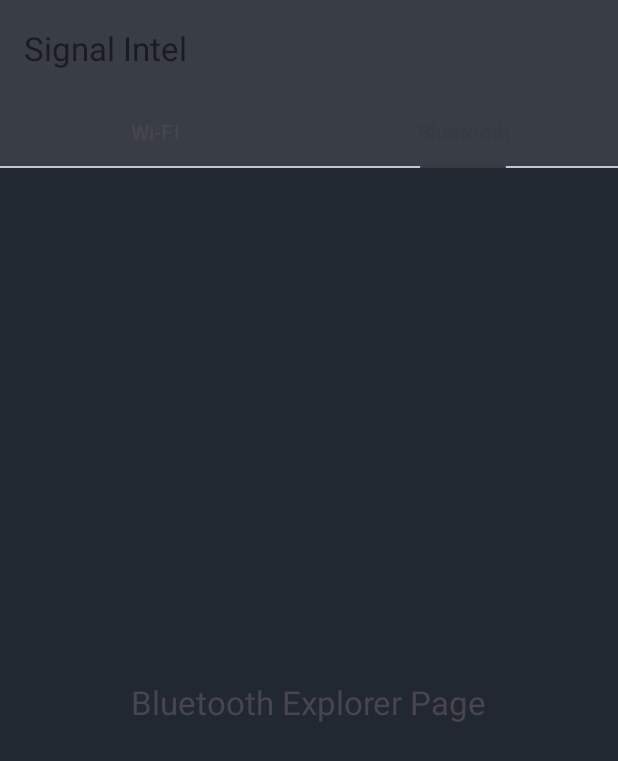
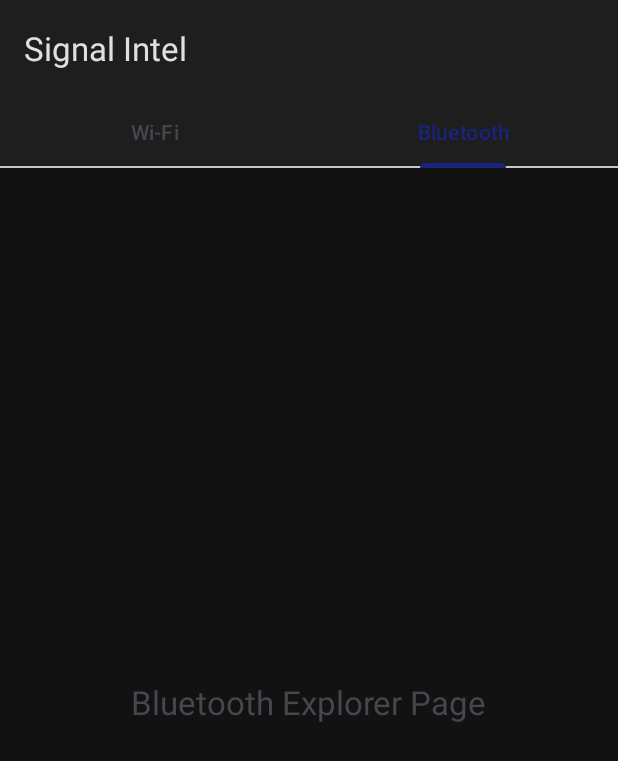
Before and after one commit to shobha-ai/Signal-Intel, an Android app: the screen it shows after launch (MainActivity), tab 2 chosen, on a phone screen of 412 x 824 dp. Shown: the top 761 px of the screen. Run offline under Robolectric (Android 15) with nearby library versions, the phone set to English and light mode, and no system bars.

Commit message:
wifi work

```diff
--- a/app/build.gradle
+++ b/app/build.gradle
@@ -1,5 +1,3 @@
-// app/build.gradle - CORRECTED AND COMPLETE
-
 plugins {
     id 'com.android.application'
 }
@@ -31,6 +29,8 @@ dependencies {
     implementation 'androidx.appcompat:appcompat:1.6.1'
     implementation 'com.google.android.material:material:1.11.0'
     implementation 'androidx.fragment:fragment:1.6.2'
-    // Add this line for RecyclerView support
     implementation 'androidx.recyclerview:recyclerview:1.3.2'
+
+    // Add this line for the Activity Result API
+    implementation 'androidx.activity:activity:1.8.0'
 }
--- a/app/src/main/java/dev/cosmic/signalintel/WifiFragment.java
+++ b/app/src/main/java/dev/cosmic/signalintel/WifiFragment.java
@@ -1,38 +1,84 @@
 package dev.cosmic.signalintel;
 
+import android.Manifest;
+import android.content.pm.PackageManager;
 import android.os.Bundle;
 import android.view.LayoutInflater;
 import android.view.View;
 import android.view.ViewGroup;
+import android.widget.ProgressBar;
+import android.widget.Toast;
+
+import androidx.activity.result.ActivityResultLauncher;
+import androidx.activity.result.contract.ActivityResultContracts;
 import androidx.annotation.NonNull;
 import androidx.annotation.Nullable;
+import androidx.core.content.ContextCompat;
 import androidx.fragment.app.Fragment;
 import androidx.recyclerview.widget.LinearLayoutManager;
 import androidx.recyclerview.widget.RecyclerView;
+
+import com.google.android.material.floatingactionbutton.FloatingActionButton;
+
 import java.util.ArrayList;
-import java.util.List;
 
 public class WifiFragment extends Fragment {
+
+    private WifiAdapter adapter;
+    private ProgressBar progressBar;
+
+    // This is the modern way to handle permission requests.
+    // We register a callback for the permission result.
+    private final ActivityResultLauncher<String> requestPermissionLauncher =
+            registerForActivityResult(new ActivityResultContracts.RequestPermission(), isGranted -> {
+                if (isGranted) {
+                    // Permission is granted. Continue the action.
+                    startWifiScan();
+                } else {
+                    // Explain to the user that the feature is unavailable.
+                    Toast.makeText(getContext(), "Permission denied. Wi-Fi scanning is unavailable.", Toast.LENGTH_LONG).show();
+                }
+            });
 
     @Nullable
     @Override
     public View onCreateView(@NonNull LayoutInflater inflater, @Nullable ViewGroup container, @Nullable Bundle savedInstanceState) {
         View view = inflater.inflate(R.layout.fragment_wifi, container, false);
         RecyclerView recyclerView = view.findViewById(R.id.wifi_recycler_view);
+        progressBar = view.findViewById(R.id.progress_bar);
+        FloatingActionButton fabScan = view.findViewById(R.id.fab_scan);
+
         recyclerView.setLayoutManager(new LinearLayoutManager(getContext()));
+        // Start with an empty list.
+        adapter = new WifiAdapter(new ArrayList<>());
+        recyclerView.setAdapter(adapter);
 
-        // Create sample data to show in our list for now.
-        List<WifiNetwork> sampleNetworks = new ArrayList<>();
-        sampleNetworks.add(new WifiNetwork("My Home Wi-Fi", -45, "WPA2"));
-        sampleNetworks.add(new WifiNetwork("Coffee Shop Guest", -62, "Open"));
-        sampleNetworks.add(new WifiNetwork("NeighborNet_5G", -78, "WPA2"));
-        sampleNetworks.add(new WifiNetwork("OfficeLAN", -33, "WPA2"));
-        sampleNetworks.add(new WifiNetwork("Another Network", -55, "WPA3"));
-
-        // Create and set the adapter.
-        WifiAdapter adapter = new WifiAdapter(sampleNetworks);
-        recyclerView.setAdapter(adapter);
+        // Set up the click listener for our scan button.
+        fabScan.setOnClickListener(v -> handleScanButtonClick());
 
         return view;
     }
+
+    private void handleScanButtonClick() {
+        // Check if the app already has the required permission.
+        if (ContextCompat.checkSelfPermission(
+                requireContext(), Manifest.permission.ACCESS_FINE_LOCATION) ==
+                PackageManager.PERMISSION_GRANTED) {
+            // You have permission, so you can start the scan.
+            startWifiScan();
+        } else {
+            // You don't have permission, so you request it.
+            // The result will be handled by the callback we registered above.
+            requestPermissionLauncher.launch(Manifest.permission.ACCESS_FINE_LOCATION);
+        }
+    }
+
+    private void startWifiScan() {
+        // This is where the actual scanning logic will go.
+        // For now, we'll just show the progress bar and a message.
+        progressBar.setVisibility(View.VISIBLE);
+        Toast.makeText(getContext(), "Scanning for Wi-Fi networks...", Toast.LENGTH_SHORT).show();
+
+        // In the next step, we will replace this with real scanning code.
+    }
 }
--- a/app/src/main/res/values/colors.xml
+++ b/app/src/main/res/values/colors.xml
@@ -1,20 +1,21 @@
 <?xml version="1.0" encoding="utf-8"?>
 <resources>
-    <!-- Primary brand color (for the toolbar) -->
-    <color name="primary">#373a40</color>
-    <!-- A lighter variant of the primary color -->
-    <color name="primary_variant">#686d76</color>
-    <!-- Accent color (for highlights, indicators, etc.) -->
-    <color name="accent">#1d5d90</color>
+    <!-- A deep, modern blue for primary surfaces like the toolbar -->
+    <color name="primary_dark">#1A237E</color>
+    <!-- A slightly lighter blue for variation -->
+    <color name="primary_variant_dark">#283593</color>
+    <!-- A vibrant teal for accents, like the tab indicator -->
+    <color name="accent_teal">#00BCD4</color>
 
-    <!-- App background color -->
-    <color name="background">#222831</color>
-    <!-- Surface color (for cards, dialogs, etc.) -->
-    <color name="surface">#393e46</color>
+    <!-- The main background of the app -->
+    <color name="background_dark">#121212</color>
+    <!-- The color of the cards that our list items will sit on -->
+    <color name="surface_dark">#1E1E1E</color>
 
-    <!-- Text colors -->
-    <color name="text_primary">#eeeeee</color>
-    <color name="text_secondary">#bdbdbd</color>
+    <!-- High-emphasis text, almost white for clarity -->
+    <color name="text_primary_dark">#E0E0E0</color>
+    <!-- Lower-emphasis text, a softer gray -->
+    <color name="text_secondary_dark">#B0BEC5</color>
 
     <!-- Standard colors -->
     <color name="white">#FFFFFF</color>
--- a/app/src/main/res/values/themes.xml
+++ b/app/src/main/res/values/themes.xml
@@ -1,24 +1,25 @@
 <?xml version="1.0" encoding="utf-8"?>
 <resources>
-    <!-- Base application theme. -->
     <style name="Theme.SignalIntel" parent="Theme.Material3.DayNight.NoActionBar">
-        <!-- Customize your theme here. -->
-
         <!-- Primary brand color. -->
-        <item name="colorPrimary">@color/primary</item>
-        <item name="colorPrimaryVariant">@color/primary_variant</item>
+        <item name="colorPrimary">@color/primary_dark</item>
+        <item name="colorPrimaryVariant">@color/primary_variant_dark</item>
         <item name="colorOnPrimary">@color/white</item>
 
         <!-- Secondary brand color. -->
-        <item name="colorSecondary">@color/accent</item>
-        <item name="colorSecondaryVariant">@color/accent</item>
+        <item name="colorSecondary">@color/accent_teal</item>
+        <item name="colorSecondaryVariant">@color/accent_teal</item>
         <item name="colorOnSecondary">@color/black</item>
 
         <!-- Status bar color. -->
-        <item name="android:statusBarColor">@color/primary_variant</item>
+        <item name="android:statusBarColor">@color/primary_variant_dark</item>
 
         <!-- Background colors -->
-        <item name="android:colorBackground">@color/background</item>
-        <item name="colorSurface">@color/surface</item>
+        <item name="android:colorBackground">@color/background_dark</item>
+        <item name="colorSurface">@color/surface_dark</item>
+
+        <!-- Set text colors for the whole app -->
+        <item name="android:textColorPrimary">@color/text_primary_dark</item>
+        <item name="android:textColorSecondary">@color/text_secondary_dark</item>
     </style>
 </resources>
--- a/settings.gradle
+++ b/settings.gradle
@@ -1,5 +1,3 @@
-// settings.gradle - CORRECTED
-
 pluginManagement {
     repositories {
         google()
```
Also changed, not shown: app/src/main/res/drawable/ic_refresh.xml (added, +10 -0 lines), app/src/main/res/layout/fragment_wifi.xml (+30 -6 lines).
